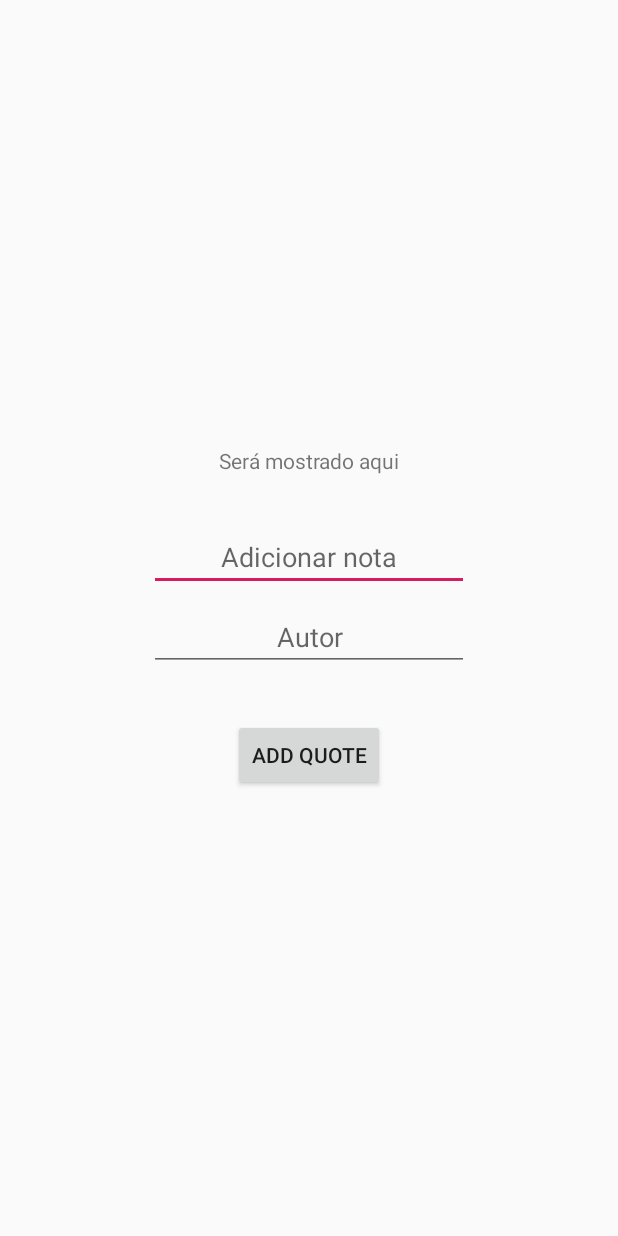
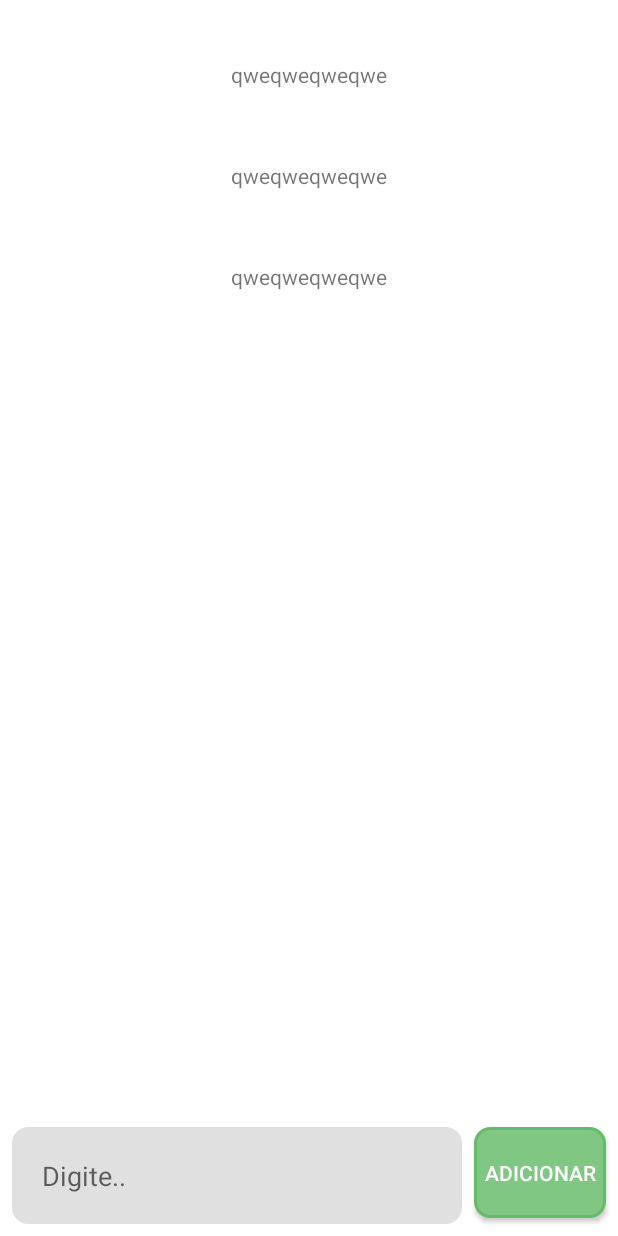
Before and after one commit to c-guedes/anotacoes, an Android app: the layout activity_main.xml on its own in the app's theme, with its tools: preview values and no code run, on a phone screen of 412 x 824 dp. Run offline under Robolectric (Android 15) with nearby library versions, the phone set to English and light mode, and no system bars.

Commit message:
Adicionado recyclerView + preview

```diff
--- a/app/build.gradle
+++ b/app/build.gradle
@@ -70,6 +70,10 @@ dependencies {
     androidTestImplementation 'androidx.test.ext:junit:1.1.1'
     androidTestImplementation 'androidx.test.espresso:espresso-core:3.2.0'
 
+    // recyclerview
+
+    implementation 'androidx.recyclerview:recyclerview:1.0.0'
+
     // setting dagger - retorfit - rxjava
 
     implementation "android.arch.lifecycle:extensions:2.0.0-rc1"
--- a/app/src/main/java/com/example/pokemvvm/data/model/Quote.kt
+++ b/app/src/main/java/com/example/pokemvvm/data/model/Quote.kt
@@ -3,6 +3,6 @@ package com.example.pokemvvm.data.model
 data class Quote(val quoteText: String,
                  val author:  String){
     override fun toString(): String{
-        return "$quoteText - $author"
+        return quoteText
     }
 }
--- /dev/null
+++ b/app/src/main/java/com/example/pokemvvm/ui/adapter/MainHistorico.kt
@@ -0,0 +1 @@
+package com.example.pokemvvm.ui.adapter
--- /dev/null
+++ b/app/src/main/res/drawable/btn.xml
@@ -0,0 +1,10 @@
+<?xml version="1.0" encoding="utf-8"?>
+<selector xmlns:android="http://schemas.android.com/apk/res/android">
+    <item>
+        <shape>
+            <solid android:color="#81C784" />
+            <corners android:radius="10dp"/>
+            <stroke android:color="#66BB6A" android:width="2dp"/>
+        </shape>
+    </item>
+</selector>
--- /dev/null
+++ b/app/src/main/res/drawable/edt.xml
@@ -0,0 +1,12 @@
+<?xml version="1.0" encoding="utf-8"?>
+<selector xmlns:android="http://schemas.android.com/apk/res/android">
+    <item>
+        <shape>
+            <solid android:color="#E0E0E0" />
+            <corners android:radius="10dp"/>
+            <stroke android:color="#E0E0E0" android:width="2dp"/>
+        </shape>
+    </item>
+
+
+</selector>
--- a/app/src/main/res/layout/activity_main.xml
+++ b/app/src/main/res/layout/activity_main.xml
@@ -4,60 +4,79 @@
     xmlns:tools="http://schemas.android.com/tools"
     android:layout_width="match_parent"
     android:layout_height="match_parent"
+    android:background="#FFF"
     tools:context=".base.MainActivity">
 
-    <TextView
-        android:id="@+id/textView_quotes"
-        android:layout_width="wrap_content"
-        android:layout_height="wrap_content"
-        android:text="Será mostrado aqui"
+    <androidx.recyclerview.widget.RecyclerView
+        android:id="@+id/quotesList"
+        android:layout_width="0dp"
+        android:layout_height="0dp"
+        android:layout_marginBottom="8dp"
         app:layout_constraintBottom_toTopOf="@+id/quote_editText"
-        app:layout_constraintHorizontal_bias="0.5"
-        app:layout_constraintLeft_toLeftOf="parent"
-        app:layout_constraintRight_toRightOf="parent"
+        app:layout_constraintEnd_toEndOf="parent"
+        app:layout_constraintStart_toStartOf="parent"
         app:layout_constraintTop_toTopOf="parent"
-        app:layout_constraintVertical_chainStyle="packed" />
+        tools:listitem="@layout/base_recycler" />
 
     <Button
         android:id="@+id/button_add_quote"
         android:layout_width="wrap_content"
-        android:layout_height="wrap_content"
-        android:text="Add Quote"
+        android:layout_height="0dp"
+        android:layout_marginBottom="12dp"
+        android:text="ADICIONAR"
+        android:textColor="#FFF"
+        android:background="@drawable/btn"
+        android:layout_marginEnd="8dp"
         app:layout_constraintBottom_toBottomOf="parent"
         app:layout_constraintEnd_toEndOf="parent"
-        app:layout_constraintHorizontal_bias="0.5"
-        app:layout_constraintStart_toStartOf="parent"
-        app:layout_constraintTop_toBottomOf="@+id/author_editText" />
+        app:layout_constraintTop_toTopOf="@+id/quote_editText" />
 
     <EditText
         android:id="@+id/quote_editText"
-        android:layout_width="wrap_content"
+        android:layout_width="0dp"
         android:layout_height="wrap_content"
-        android:layout_marginTop="32dp"
+        android:layout_marginStart="8dp"
+        android:layout_marginEnd="8dp"
         android:layout_marginBottom="8dp"
+        android:layout_weight="1"
+        android:background="@drawable/edt"
         android:ems="10"
-        android:hint="Adicionar nota"
-        android:inputType="textPersonName"
-        android:textAlignment="center"
-        app:layout_constraintBottom_toTopOf="@+id/author_editText"
-        app:layout_constraintEnd_toEndOf="parent"
-        app:layout_constraintHorizontal_bias="0.5"
+        android:hint="Digite.."
+        android:inputType="textCapSentences|textMultiLine"
+        android:maxLength="2000"
+        android:maxLines="20"
+        android:padding="20dp"
+        android:scrollbars="vertical"
+        app:layout_constraintBottom_toBottomOf="parent"
+        app:layout_constraintEnd_toStartOf="@+id/button_add_quote"
         app:layout_constraintStart_toStartOf="parent"
-        app:layout_constraintTop_toBottomOf="@+id/textView_quotes" />
+        app:layout_constraintTop_toTopOf="@+id/guideline2"
+        app:layout_constraintVertical_bias="1.0" />
 
     <EditText
         android:id="@+id/author_editText"
+        android:layout_width="0dp"
+        android:layout_height="wrap_content"
+        android:layout_marginEnd="8dp"
+        android:autofillHints=""
+        android:ems="10"
+        android:visibility="gone"
+        android:padding="10dp"
+        android:maxLines="1"
+        android:background="@drawable/edt"
+        android:hint="Autor"
+        android:inputType="textPersonName"
+        android:textAlignment="center"
+        app:layout_constraintBottom_toBottomOf="parent"
+        app:layout_constraintEnd_toStartOf="@+id/button_add_quote"
+        app:layout_constraintStart_toStartOf="@+id/quote_editText"
+        app:layout_constraintTop_toBottomOf="@+id/quote_editText" />
+
+    <androidx.constraintlayout.widget.Guideline
+        android:id="@+id/guideline2"
         android:layout_width="wrap_content"
         android:layout_height="wrap_content"
-        android:layout_marginBottom="32dp"
-        android:ems="10"
-        android:inputType="textPersonName"
-        android:hint="Autor"
-        android:textAlignment="center"
-        app:layout_constraintBottom_toTopOf="@+id/button_add_quote"
-        app:layout_constraintEnd_toEndOf="parent"
-        app:layout_constraintHorizontal_bias="0.5"
-        app:layout_constraintStart_toStartOf="parent"
-        app:layout_constraintTop_toBottomOf="@+id/quote_editText" />
+        android:orientation="horizontal"
+        app:layout_constraintGuide_percent="0.8" />
 
 </androidx.constraintlayout.widget.ConstraintLayout>
--- /dev/null
+++ b/app/src/main/res/layout/base_recycler.xml
@@ -0,0 +1,26 @@
+<?xml version="1.0" encoding="utf-8"?>
+<ScrollView xmlns:app="http://schemas.android.com/apk/res-auto"
+    xmlns:tools="http://schemas.android.com/tools"
+    xmlns:android="http://schemas.android.com/apk/res/android"
+    android:id="@+id/SCROLLER_ID"
+    android:layout_width="fill_parent"
+    android:layout_height="wrap_content"
+    android:scrollbars="vertical">
+        <TextView
+            android:id="@+id/quoteText"
+            android:layout_width="match_parent"
+            android:layout_height="0dp"
+            android:text="qweqweqweqwe"
+            android:padding="8dp"
+            android:layout_marginStart="8dp"
+            android:layout_marginTop="32dp"
+            android:layout_marginEnd="8dp"
+            android:autoSizeTextType="none"
+            android:gravity="center"
+            app:layout_constraintBottom_toBottomOf="parent"
+            app:layout_constraintEnd_toEndOf="parent"
+            app:layout_constraintHorizontal_bias="0.5"
+            app:layout_constraintStart_toStartOf="parent"
+            app:layout_constraintTop_toTopOf="parent"
+            tools:text="@tools:sample/lorem/random" />
+</ScrollView>
--- a/app/src/main/res/values/strings.xml
+++ b/app/src/main/res/values/strings.xml
@@ -1,3 +1,3 @@
 <resources>
-    <string name="app_name">PokeMVVM</string>
+    <string name="app_name">MyNotes</string>
 </resources>
--- /dev/null
+++ b/settings.gradle
@@ -0,0 +1,2 @@
+include ':app'
+rootProject.name='PokeMVVM'
```
Also changed, not shown: app/src/main/java/com/example/pokemvvm/base/MainActivity.kt (+17 -2 lines), app/src/main/java/com/example/pokemvvm/ui/adapter/QuotesAdapter.kt (added, +71 -0 lines), app/src/main/res/drawable/edt2.xml (added, +10 -0 lines), build.gradle (added, +28 -0 lines), gradle.properties (added, +21 -0 lines), gradle/wrapper/gradle-wrapper.properties (added), 5 other files.
